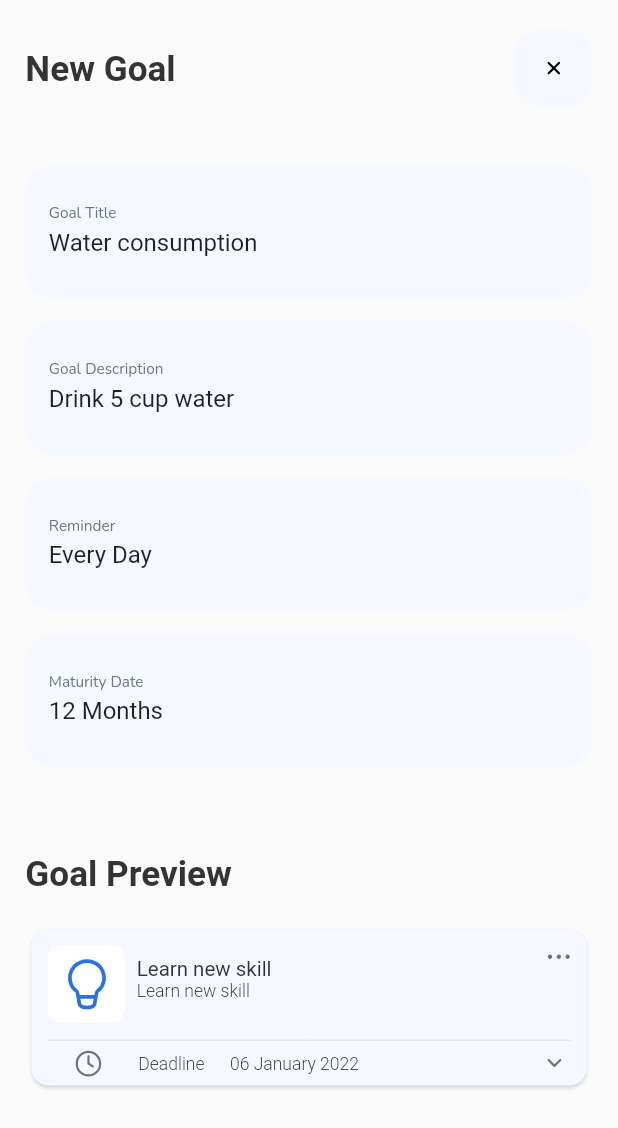
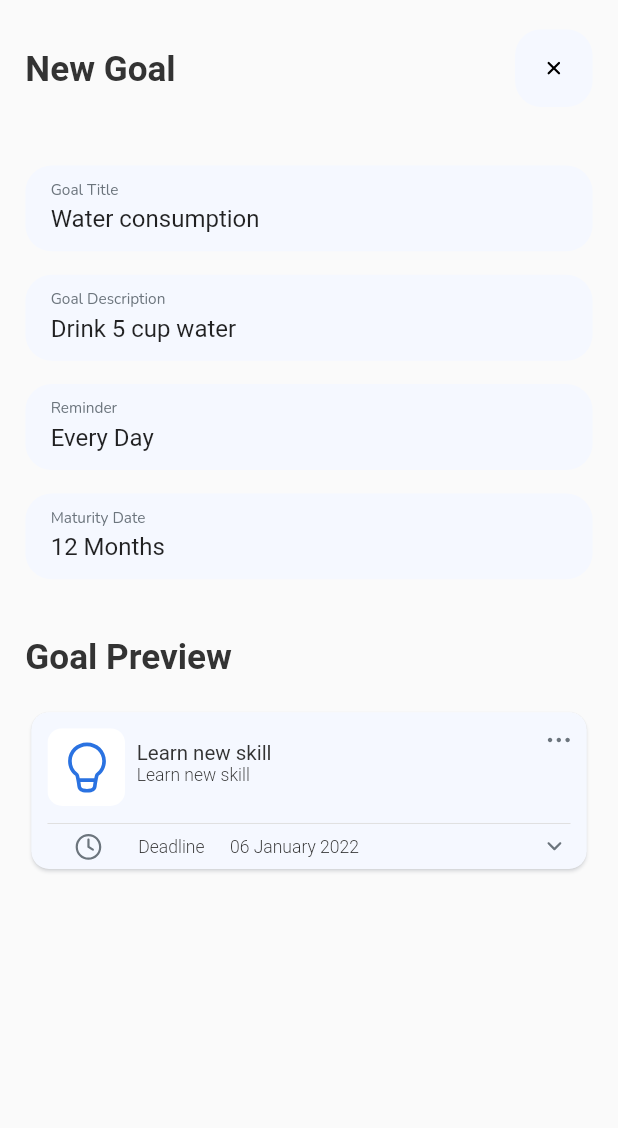
Before and after one commit to bukunmialuko/life_goals_app_ui, a Flutter app: the screen it shows after launch, on a phone screen of 412 x 824 dp. Shown: the top 1128 px of the screen. Run offline on Flutter 3.47's test engine with Material 2 defaults, Android fonts, the phone set to English and light mode, and no system bars; our stand-ins replace flutter_screenutil, flutter_svg.

Commit message:
Minor edits

```diff
--- a/lib/src/screens/new_goal/root.dart
+++ b/lib/src/screens/new_goal/root.dart
@@ -115,8 +115,10 @@ class _NewGoalRootState extends State<NewGoalRoot> {
                       ),
                     ),
                     Padding(
-                      padding:
-                          EdgeInsets.only(left: 16.w, right: 16.w, top: 20.h),
+                      padding: EdgeInsets.only(
+                        left: 16.w,
+                        right: 16.w,
+                      ),
                       child: Column(
                         crossAxisAlignment: CrossAxisAlignment.start,
                         children: [
@@ -293,8 +295,7 @@ class _NewGoalRootState extends State<NewGoalRoot> {
       required String value,
       required TextEditingController controller}) {
     return Container(
-      padding:
-          EdgeInsets.only(left: 16.h, right: 16.h, top: 16.h, bottom: 16.h),
+      padding: EdgeInsets.only(left: 16.w, right: 16.w),
       margin: EdgeInsets.only(bottom: 16.h),
       decoration: BoxDecoration(
         borderRadius: BorderRadius.circular(18.r),
```
